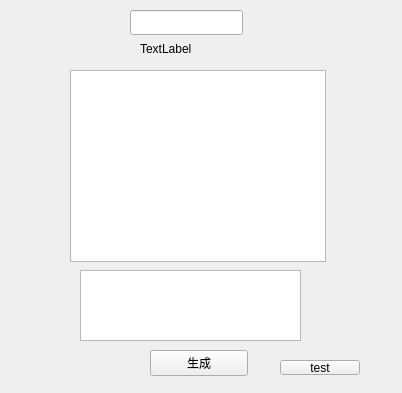
Old version of the form form_page3.ui in the repository lenna-git/qtproject.
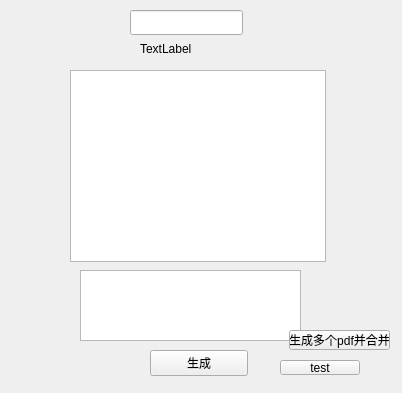
New version of the form.

What changed in the file:
```diff
--- a/form_page3.ui
+++ b/form_page3.ui
@@ -82,6 +82,19 @@
     <string>test</string>
    </property>
   </widget>
+  <widget class="QPushButton" name="pushButton_3">
+   <property name="geometry">
+    <rect>
+     <x>289</x>
+     <y>330</y>
+     <width>101</width>
+     <height>20</height>
+    </rect>
+   </property>
+   <property name="text">
+    <string>生成多个pdf并合并</string>
+   </property>
+  </widget>
  </widget>
  <resources/>
  <connections/>
```
